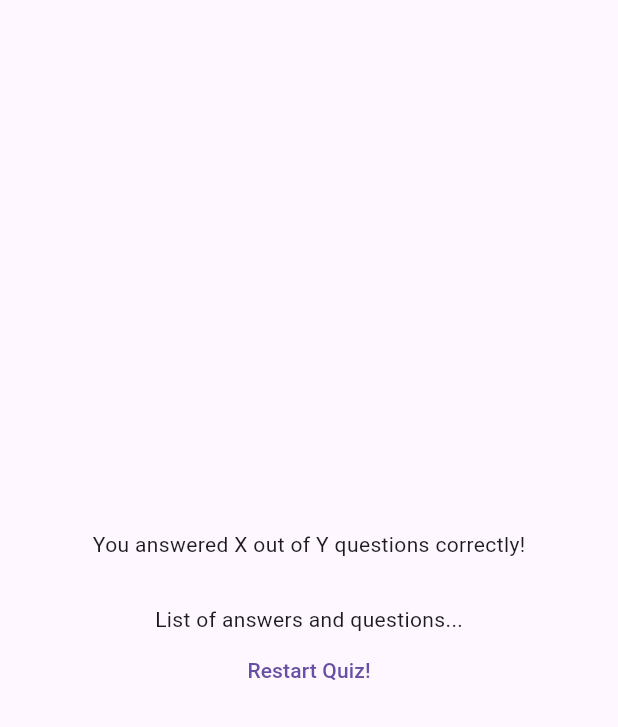
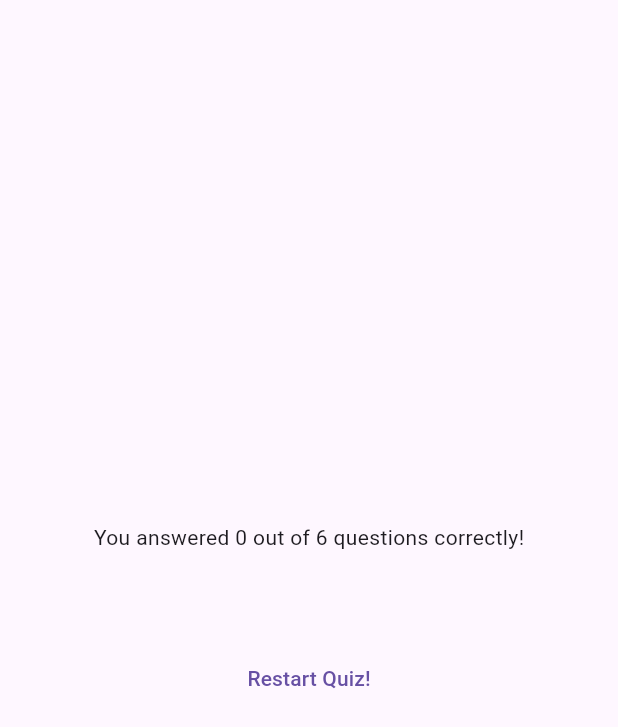
Before and after one commit to nfslee/quiz_app, a Flutter app: the ResultsScreen widget shown alone on an empty page, opened directly with empty values, on a phone screen of 412 x 824 dp. Shown: the top 727 px of the screen. Run offline on Flutter 3.47's test engine with Material 3 defaults, Android fonts, the phone set to English and light mode, and no system bars; our stand-ins replace google_fonts.

Commit message:
More work on results screen

```diff
--- a/lib/quiz.dart
+++ b/lib/quiz.dart
@@ -29,7 +29,6 @@ class _QuizState extends State<Quiz> {
     if (selectedAnswers.length == questions.length) {
       setState(() {
         activeScreen = 'results-screen';
-        selectedAnswers = [];
       });
     }
   }
--- a/lib/results_screen.dart
+++ b/lib/results_screen.dart
@@ -1,5 +1,6 @@
 import 'package:flutter/material.dart';
 import 'package:quiz_app/data/questions.dart';
+import 'package:quiz_app/questions_summary.dart';
 
 class ResultsScreen extends StatelessWidget {
   const ResultsScreen({super.key, required this.chooseAnswers});
@@ -21,6 +22,12 @@ class ResultsScreen extends StatelessWidget {
 
   @override
   Widget build(BuildContext context) {
+    final summaryData = getSummaryData();
+    final numTotalQuestions = questions.length;
+    final numCorrectQuestions = summaryData.where((data) {
+      return data['user_answer'] == data['correct_answer'];
+    }).length;
+
     return SizedBox(
       width: double.infinity,
       child: Container(
@@ -28,9 +35,10 @@ class ResultsScreen extends StatelessWidget {
         child: Column(
           mainAxisAlignment: MainAxisAlignment.center,
           children: [
-            const Text('You answered X out of Y questions correctly!'),
+            Text('You answered $numCorrectQuestions out of $numTotalQuestions questions correctly!'),
             const SizedBox(height: 30),
-            const Text('List of answers and questions...'),
+            QuestionsSummary(summaryData),
+            const SizedBox(height: 30),
             TextButton(
               onPressed: () {},
               child: const Text('Restart Quiz!'),
```
Also changed, not shown: lib/questions_summary.dart (+15 -3 lines).
